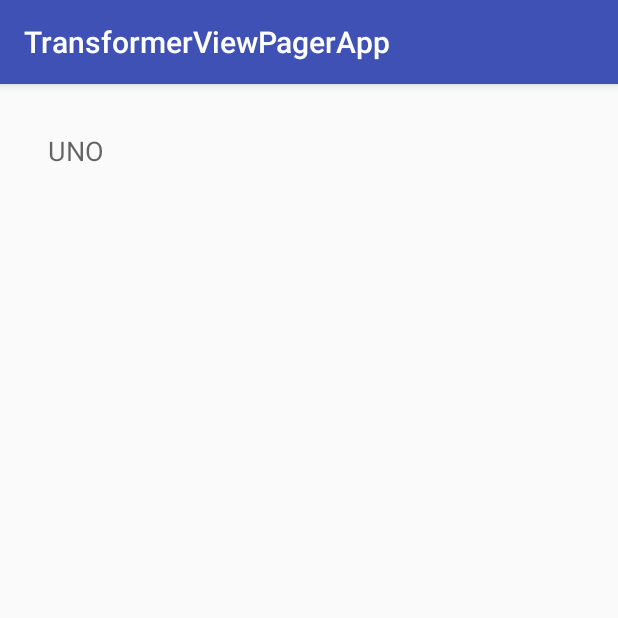
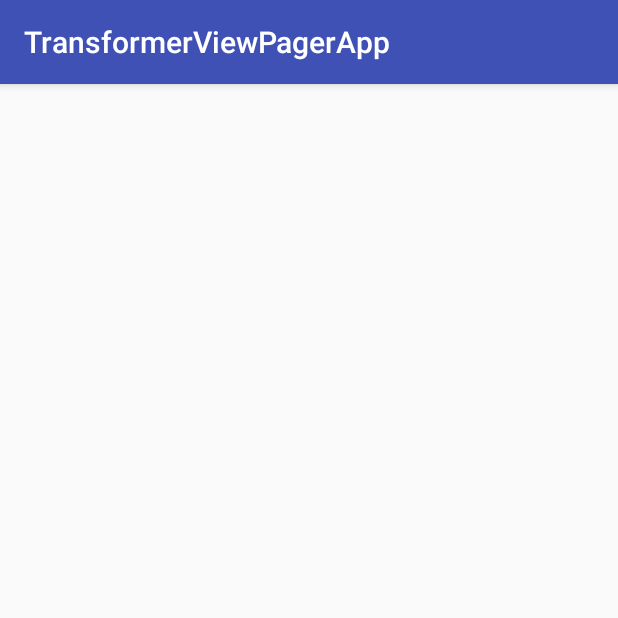
Before and after one commit to dramirezm/android-transformer-viewpager, an Android app: the screen it shows after launch (MainActivity), on a phone screen of 412 x 824 dp, the top half of it. Run offline under Robolectric (Android 15) with nearby library versions, the phone set to English and light mode, and no system bars; libraries missing offline, so code that uses them is left out: com.github.lzyzsd.randomcolor; 1 statement that could not run was skipped.

Commit message:
Cleanup of Fragment layout

```diff
--- a/app/src/main/java/com/beltranfebrer/transformerviewpagerapp/ScreenSlidePagerFragment.java
+++ b/app/src/main/java/com/beltranfebrer/transformerviewpagerapp/ScreenSlidePagerFragment.java
@@ -34,7 +34,6 @@ public class ScreenSlidePagerFragment extends Fragment {
                 R.layout.fragment_screen_slide_page, container, false);
         Bundle args = getArguments();
         int color = args.getInt("color", 0);
-        TextView textView = (TextView) rootView.findViewById(R.id.fragment_text);
         ScrollView scrollView = (ScrollView) rootView.findViewById(R.id.content);
         scrollView.setBackgroundColor(color);
         return rootView;
--- a/app/src/main/res/layout/fragment_screen_slide_page.xml
+++ b/app/src/main/res/layout/fragment_screen_slide_page.xml
@@ -6,13 +6,5 @@
         android:id="@+id/content"
         android:layout_width="match_parent"
         android:layout_height="match_parent" >
-
-        <TextView style="?android:textAppearanceMedium"
-            android:padding="16dp"
-            android:lineSpacingMultiplier="1.2"
-            android:layout_width="match_parent"
-            android:layout_height="wrap_content"
-            android:text="UNO"
-            android:id="@+id/fragment_text"/>
     </ScrollView>
 </LinearLayout>
```
